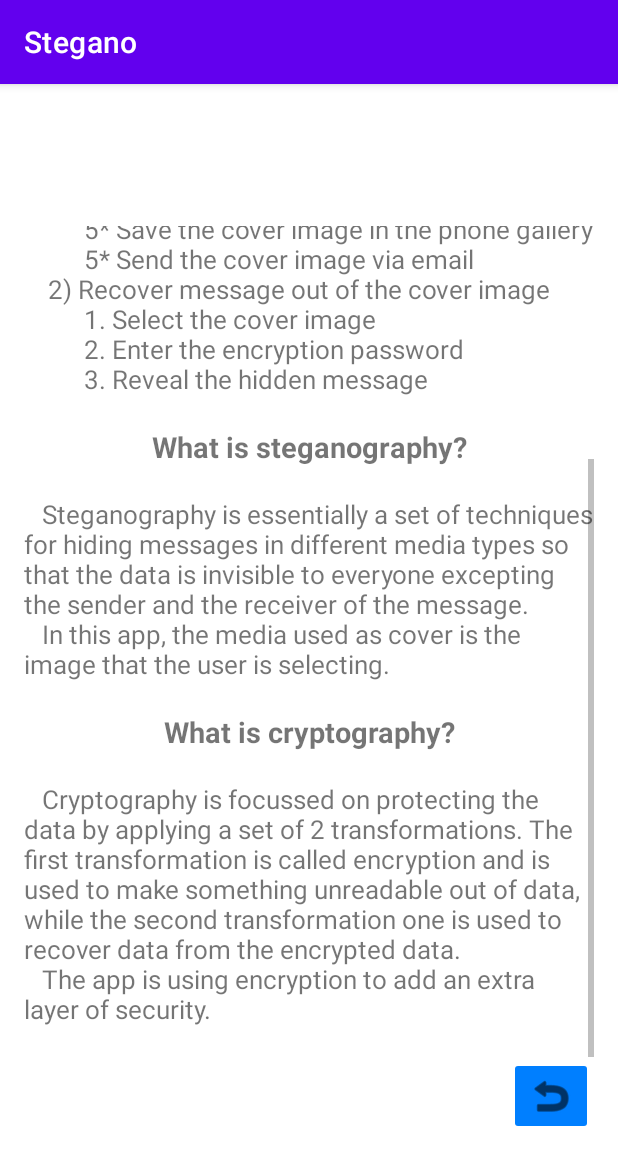
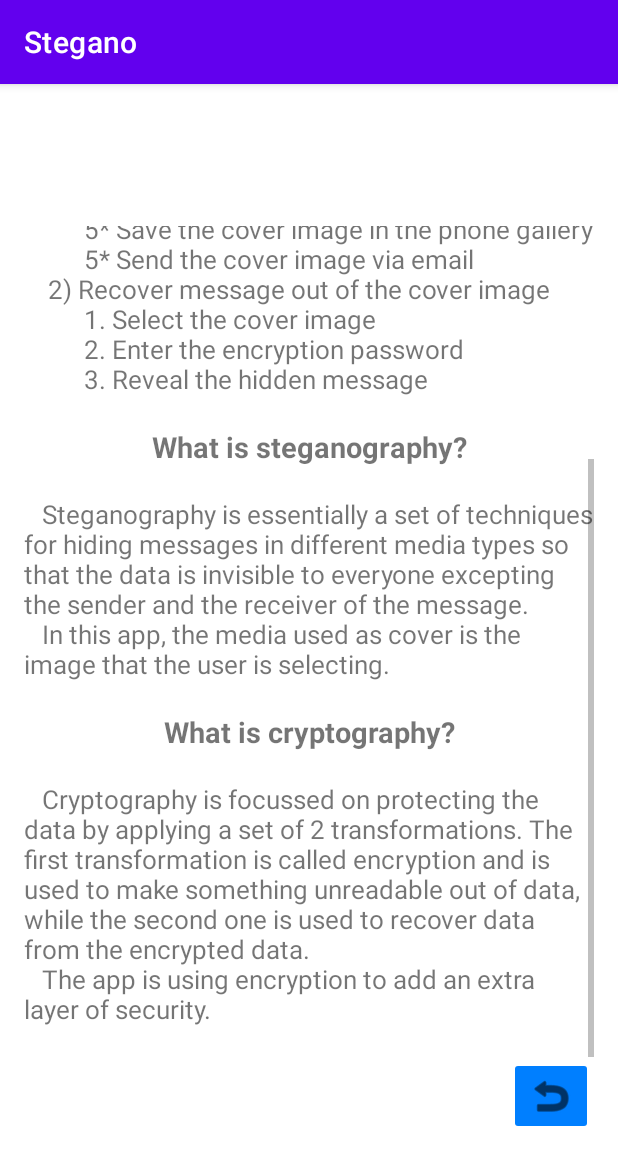
Before and after one commit to Andrei144/stegano, an Android app: the InfoActivity screen opened directly, with no data from a screen before it, scrolled down 216 dp, on a phone screen of 412 x 824 dp. Shown: the top 1165 px of the screen. Run offline under Robolectric (Android 15) with nearby library versions, the phone set to English and light mode, and no system bars.

Commit message:
Some less important changes.

```diff
--- a/app/src/main/java/com/example/stegano/EncodeModel.kt
+++ b/app/src/main/java/com/example/stegano/EncodeModel.kt
@@ -184,10 +184,9 @@ class EncodeModel: CryptoManagerAES() {
 //            throw Exception("Size mismatch, or image is not steganographed")
         }
 
-        val passHashSize = HASH_SIZE
         val passHash = super.getPassHash(password.decodeToString())
-        val originalPassHash = code.sliceArray(1..passHashSize)
-        val encryptedMessage = code.sliceArray(passHashSize + 1..<code.size)
+        val originalPassHash = code.sliceArray(1..HASH_SIZE)
+        val encryptedMessage = code.sliceArray(HASH_SIZE + 1..<code.size)
 
         if(!originalPassHash.contentEquals(passHash)){
             throw Exception("Incorrect password")
--- a/app/src/main/java/com/example/stegano/EncryptActivity.kt
+++ b/app/src/main/java/com/example/stegano/EncryptActivity.kt
@@ -170,6 +170,8 @@ class EncryptActivity : AppCompatActivity() {
                         saveImage(coverImage!!, this, "Stegano")
                 )
         }
+
+        Toast.makeText(this, "Image was sent", Toast.LENGTH_LONG).show()
     }
 
     fun onClickSaveImageBtn(view: View) {
--- a/app/src/main/java/com/example/stegano/InfoActivity.kt
+++ b/app/src/main/java/com/example/stegano/InfoActivity.kt
@@ -28,7 +28,7 @@ class InfoActivity : AppCompatActivity() {
     private val cryptographyExplain = "\n   Cryptography is focussed on protecting the data by " +
             "applying a set of 2 transformations. The first transformation is called encryption " +
             "and is used to make something unreadable out of data, while the second " +
-            "transformation one is used to recover data from the encrypted data.\n   " +
+            "one is used to recover data from the encrypted data.\n   " +
             "The app is using encryption to add an extra layer of security.\n"
 
     private lateinit var useExplainTextView: TextView
```
